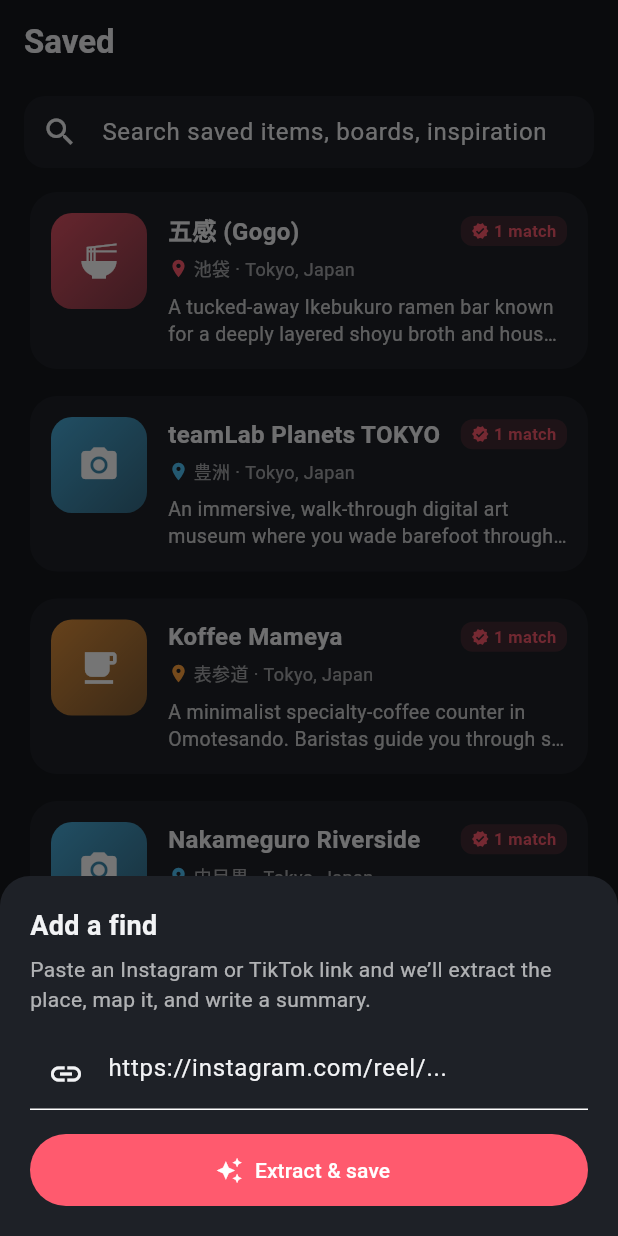
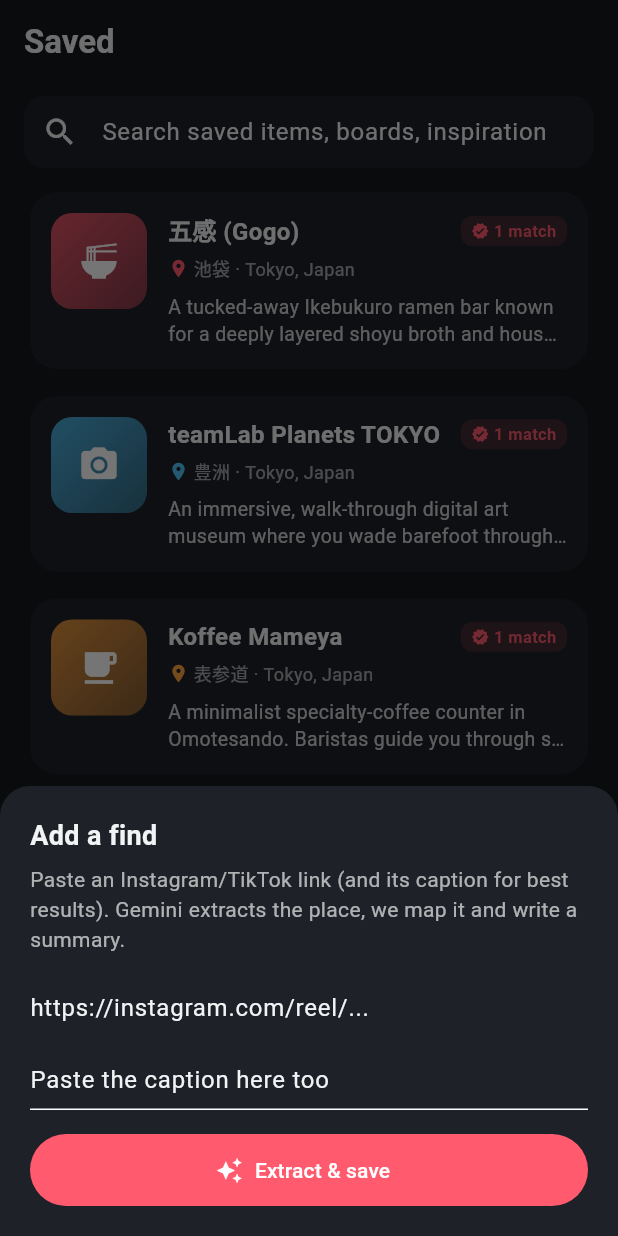
Before and after one commit to daveli07098/cheaptripchip, a Flutter app: the screen it shows after launch, item 2 of the bottom bar chosen, after a tap on "Add a find", on a phone screen of 412 x 824 dp. Run offline on Flutter 3.47's test engine with Material 3 defaults, Android fonts, the phone set to English and light mode, and no system bars; our stand-ins replace flutter_map, latlong2; missing offline and left inert: receive_sharing_intent.

Commit message:
feat: Gemini place extraction + Android share intake
- GeminiService: Dart port of event-calendar AI client (cascade, JSON mode, proxy override)
- GeocodingService (OSM Nominatim) + PlaceExtractor (caption/link -> Place)
- PlaceStore (in-memory) so extracted places appear live on map/feed
- 'Add a find' does real extraction + save with loading/error states
- receive_sharing_intent wired (Android SEND text/* filter); iOS extension TODO
- web target enabled for browser preview; README/CHANGELOG updated

Co-Authored-By: Claude Opus 4.8 (1M context) <noreply@anthropic.com>

````diff
--- /dev/null
+++ b/lib/data/place_store.dart
@@ -0,0 +1,25 @@
+import 'package:flutter/foundation.dart';
+
+import '../models/place.dart';
+import 'mock_data.dart';
+
+/// In-memory runtime store for saved places, seeded from [MockData].
+///
+/// This is runtime STATE (so a newly-extracted place shows up immediately), not
+/// persistence. Saves do not survive an app restart yet — that's the Firebase
+/// layer's job (planned). When Firebase lands, back this store with a Firestore
+/// stream; the screens listen via [ValueListenableBuilder] and won't change.
+class PlaceStore {
+  PlaceStore._();
+  static final PlaceStore instance = PlaceStore._();
+
+  final ValueNotifier<List<Place>> places =
+      ValueNotifier<List<Place>>(List<Place>.from(MockData.places));
+
+  /// Add a newly-saved place to the top of the feed.
+  void add(Place place) {
+    places.value = [place, ...places.value];
+  }
+
+  Place byId(String id) => places.value.firstWhere((p) => p.id == id);
+}
--- a/lib/screens/feed_screen.dart
+++ b/lib/screens/feed_screen.dart
@@ -1,6 +1,6 @@
 import 'package:flutter/material.dart';
 
-import '../data/mock_data.dart';
+import '../data/place_store.dart';
 import '../models/place.dart';
 import '../theme/app_theme.dart';
 import '../widgets/place_card.dart';
@@ -17,10 +17,10 @@ class FeedScreen extends StatefulWidget {
 class _FeedScreenState extends State<FeedScreen> {
   String _query = '';
 
-  List<Place> get _results {
-    if (_query.trim().isEmpty) return MockData.places;
+  List<Place> _filter(List<Place> all) {
+    if (_query.trim().isEmpty) return all;
     final q = _query.toLowerCase();
-    return MockData.places.where((p) {
+    return all.where((p) {
       return p.name.toLowerCase().contains(q) ||
           p.areaLabel.toLowerCase().contains(q) ||
           p.descriptionEn.toLowerCase().contains(q) ||
@@ -30,7 +30,6 @@ class _FeedScreenState extends State<FeedScreen> {
 
   @override
   Widget build(BuildContext context) {
-    final results = _results;
     return Column(
       children: [
         Padding(
@@ -51,9 +50,12 @@ class _FeedScreenState extends State<FeedScreen> {
           ),
         ),
         Expanded(
-          child: results.isEmpty
-              ? const _EmptyState()
-              : ListView.separated(
+          child: ValueListenableBuilder<List<Place>>(
+            valueListenable: PlaceStore.instance.places,
+            builder: (context, all, _) {
+              final results = _filter(all);
+              if (results.isEmpty) return const _EmptyState();
+              return ListView.separated(
                 padding: const EdgeInsets.fromLTRB(16, 0, 16, 24),
                 itemCount: results.length,
                 separatorBuilder: (_, _) => const SizedBox(height: 10),
@@ -61,6 +63,8 @@ class _FeedScreenState extends State<FeedScreen> {
                   place: results[i],
                   onTap: () => PlaceDetailSheet.show(context, results[i]),
                 ),
+              );
+            },
           ),
         ),
       ],
--- a/lib/screens/home_shell.dart
+++ b/lib/screens/home_shell.dart
@@ -1,9 +1,16 @@
+import 'dart:async';
+
+import 'package:flutter/foundation.dart';
 import 'package:flutter/material.dart';
+import 'package:receive_sharing_intent/receive_sharing_intent.dart';
 
+import '../data/place_store.dart';
+import '../services/place_extractor.dart';
 import '../theme/app_theme.dart';
 import 'boards_screen.dart';
 import 'feed_screen.dart';
 import 'map_screen.dart';
+import 'place_detail_sheet.dart';
 
 /// App shell with the Map ⇄ Saved ⇄ Boards triad (ANALYSIS.md §§3,5,6).
 class HomeShell extends StatefulWidget {
@@ -15,19 +22,64 @@ class HomeShell extends StatefulWidget {
 
 class _HomeShellState extends State<HomeShell> {
   int _index = 0;
+  StreamSubscription<List<SharedMediaFile>>? _shareSub;
 
   static const _titles = ['Explore', 'Saved', 'Boards'];
 
+  bool get _shareIntakeSupported =>
+      !kIsWeb &&
+      (defaultTargetPlatform == TargetPlatform.android ||
+          defaultTargetPlatform == TargetPlatform.iOS);
+
+  @override
+  void initState() {
+    super.initState();
+    if (_shareIntakeSupported) _initShareIntake();
+  }
+
+  /// Share-sheet intake (ANALYSIS.md §1): a reel/post shared into the app opens
+  /// the "Add a find" sheet pre-filled with the link. Mobile only.
+  void _initShareIntake() {
+    try {
+      // While the app is running.
+      _shareSub = ReceiveSharingIntent.instance.getMediaStream().listen(
+        _handleShared,
+        onError: (Object e) => debugPrint('share intake error: $e'),
+      );
+      // Cold-start: app launched from a share.
+      ReceiveSharingIntent.instance.getInitialMedia().then((files) {
+        _handleShared(files);
+        ReceiveSharingIntent.instance.reset();
+      }).catchError((Object e) => debugPrint('share intake init error: $e'));
+    } catch (e) {
+      // Native plugin not available (e.g. test harness) — share intake is optional.
+      debugPrint('share intake unavailable: $e');
+    }
+  }
+
+  void _handleShared(List<SharedMediaFile> files) {
+    if (files.isEmpty || !mounted) return;
+    // For text/URL shares the content arrives in `path`.
+    final shared = files
+        .map((f) => f.path)
+        .where((p) => p.trim().isNotEmpty)
+        .join('\n');
+    if (shared.isNotEmpty) _openAddSheet(initialText: shared);
+  }
+
+  @override
+  void dispose() {
+    _shareSub?.cancel();
+    super.dispose();
+  }
+
   @override
   Widget build(BuildContext context) {
-    // The map fills the screen edge-to-edge; Saved/Boards get an app bar.
     final showAppBar = _index != 0;
 
     return Scaffold(
       extendBodyBehindAppBar: !showAppBar,
-      appBar: showAppBar
-          ? AppBar(title: Text(_titles[_index]))
-          : null,
+      appBar: showAppBar ? AppBar(title: Text(_titles[_index])) : null,
       body: IndexedStack(
         index: _index,
         children: const [
@@ -37,7 +89,7 @@ class _HomeShellState extends State<HomeShell> {
         ],
       ),
       floatingActionButton: FloatingActionButton.extended(
-        onPressed: () => _showAddSheet(context),
+        onPressed: () => _openAddSheet(),
         backgroundColor: AppTheme.coral,
         foregroundColor: Colors.white,
         icon: const Icon(Icons.add_link),
@@ -67,14 +119,83 @@ class _HomeShellState extends State<HomeShell> {
     );
   }
 
-  void _showAddSheet(BuildContext context) {
+  void _openAddSheet({String initialText = ''}) {
     showModalBottomSheet(
       context: context,
+      isScrollControlled: true,
       backgroundColor: AppTheme.surface,
       shape: const RoundedRectangleBorder(
         borderRadius: BorderRadius.vertical(top: Radius.circular(20)),
       ),
-      builder: (context) => SafeArea(
+      builder: (context) => Padding(
+        padding: EdgeInsets.only(
+          bottom: MediaQuery.of(context).viewInsets.bottom,
+        ),
+        child: AddFindSheet(initialText: initialText),
+      ),
+    );
+  }
+}
+
+/// The "Add a find" sheet: paste a link or caption → Gemini extraction →
+/// geocode → saved to the store and shown on the map/feed.
+class AddFindSheet extends StatefulWidget {
+  const AddFindSheet({super.key, this.initialText = ''});
+
+  final String initialText;
+
+  @override
+  State<AddFindSheet> createState() => _AddFindSheetState();
+}
+
+class _AddFindSheetState extends State<AddFindSheet> {
+  late final TextEditingController _controller =
+      TextEditingController(text: widget.initialText);
+  final _extractor = PlaceExtractor();
+  bool _busy = false;
+  String? _error;
+
+  @override
+  void dispose() {
+    _controller.dispose();
+    _extractor.dispose();
+    super.dispose();
+  }
+
+  Future<void> _extract() async {
+    final input = _controller.text.trim();
+    if (input.isEmpty) return;
+    setState(() {
+      _busy = true;
+      _error = null;
+    });
+    try {
+      final place = await _extractor.extract(input);
+      PlaceStore.instance.add(place);
+      if (!mounted) return;
+      Navigator.pop(context);
+      // Show the freshly-extracted place.
+      PlaceDetailSheet.show(context, place);
+    } catch (e) {
+      if (!mounted) return;
+      setState(() => _error = _friendly(e));
+    } finally {
+      if (mounted) setState(() => _busy = false);
+    }
+  }
+
+  String _friendly(Object e) {
+    final msg = e.toString();
+    if (msg.contains('GEMINI_API_KEY')) {
+      return 'No Gemini key set. Run with '
+          '--dart-define=GEMINI_API_KEY=your_key to enable extraction.';
+    }
+    return 'Extraction failed: $msg';
+  }
+
+  @override
+  Widget build(BuildContext context) {
+    return SafeArea(
       child: Padding(
         padding: const EdgeInsets.all(20),
         child: Column(
@@ -82,38 +203,46 @@ class _HomeShellState extends State<HomeShell> {
           crossAxisAlignment: CrossAxisAlignment.start,
           children: [
             const Text('Add a find',
-                  style:
-                      TextStyle(fontSize: 18, fontWeight: FontWeight.w700)),
+                style: TextStyle(fontSize: 18, fontWeight: FontWeight.w700)),
             const SizedBox(height: 6),
             Text(
-                'Paste an Instagram or TikTok link and we’ll extract the '
-                'place, map it, and write a summary.',
+              'Paste an Instagram/TikTok link (and its caption for best results). '
+              'Gemini extracts the place, we map it and write a summary.',
               style: TextStyle(
                 color: Colors.white.withValues(alpha: 0.65),
                 height: 1.4,
               ),
             ),
             const SizedBox(height: 16),
-              const TextField(
-                decoration: InputDecoration(
-                  hintText: 'https://instagram.com/reel/...',
-                  prefixIcon: Icon(Icons.link),
+            TextField(
+              controller: _controller,
+              maxLines: 4,
+              minLines: 2,
+              enabled: !_busy,
+              decoration: const InputDecoration(
+                hintText: 'https://instagram.com/reel/...\n\nPaste the caption here too',
+                alignLabelWithHint: true,
               ),
             ),
+            if (_error != null) ...[
+              const SizedBox(height: 10),
+              Text(
+                _error!,
+                style: const TextStyle(color: AppTheme.coral, fontSize: 13),
+              ),
+            ],
             const SizedBox(height: 16),
             FilledButton.icon(
-                onPressed: () {
-                  Navigator.pop(context);
-                  ScaffoldMessenger.of(context).showSnackBar(
-                    const SnackBar(
-                      content: Text(
-                          'Extraction pipeline not wired in this draft yet'),
-                      behavior: SnackBarBehavior.floating,
-                    ),
-                  );
-                },
-                icon: const Icon(Icons.auto_awesome, size: 18),
-                label: const Text('Extract & save'),
+              onPressed: _busy ? null : _extract,
+              icon: _busy
+                  ? const SizedBox(
+                      width: 18,
+                      height: 18,
+                      child: CircularProgressIndicator(
+                          strokeWidth: 2, color: Colors.white),
+                    )
+                  : const Icon(Icons.auto_awesome, size: 18),
+              label: Text(_busy ? 'Extracting…' : 'Extract & save'),
               style: FilledButton.styleFrom(
                 backgroundColor: AppTheme.coral,
                 minimumSize: const Size(double.infinity, 48),
@@ -122,7 +251,6 @@ class _HomeShellState extends State<HomeShell> {
           ],
         ),
       ),
-      ),
     );
   }
 }
--- a/lib/screens/map_screen.dart
+++ b/lib/screens/map_screen.dart
@@ -2,6 +2,7 @@ import 'package:flutter/material.dart';
 import 'package:flutter_map/flutter_map.dart';
 
 import '../data/mock_data.dart';
+import '../data/place_store.dart';
 import '../models/place.dart';
 import '../theme/app_theme.dart';
 import 'place_detail_sheet.dart';
@@ -21,13 +22,13 @@ class _MapScreenState extends State<MapScreen> {
   /// null = "All". Otherwise filter pins to the selected category.
   PlaceCategory? _selected;
 
-  List<Place> get _visible => _selected == null
-      ? MockData.places
-      : MockData.places.where((p) => p.category == _selected).toList();
+  List<Place> _visible(List<Place> all) => _selected == null
+      ? all
+      : all.where((p) => p.category == _selected).toList();
 
-  Map<PlaceCategory, int> get _counts {
+  Map<PlaceCategory, int> _counts(List<Place> all) {
     final map = <PlaceCategory, int>{};
-    for (final p in MockData.places) {
+    for (final p in all) {
       map[p.category] = (map[p.category] ?? 0) + 1;
     }
     return map;
@@ -35,7 +36,11 @@ class _MapScreenState extends State<MapScreen> {
 
   @override
   Widget build(BuildContext context) {
-    return Stack(
+    return ValueListenableBuilder<List<Place>>(
+      valueListenable: PlaceStore.instance.places,
+      builder: (context, all, _) {
+        final visible = _visible(all);
+        return Stack(
       children: [
         FlutterMap(
           mapController: _controller,
@@ -56,7 +61,7 @@ class _MapScreenState extends State<MapScreen> {
             ),
             MarkerLayer(
               markers: [
-                for (final place in _visible)
+                for (final place in visible)
                   Marker(
                     point: place.location,
                     width: 44,
@@ -76,8 +81,8 @@ class _MapScreenState extends State<MapScreen> {
           child: Column(
             children: [
               _CategoryChips(
-                counts: _counts,
-                total: MockData.places.length,
+                counts: _counts(all),
+                total: all.length,
                 selected: _selected,
                 onSelect: (c) => setState(() => _selected = c),
               ),
@@ -85,6 +90,8 @@ class _MapScreenState extends State<MapScreen> {
           ),
         ),
       ],
+        );
+      },
     );
   }
 }
--- /dev/null
+++ b/lib/services/gemini_service.dart
@@ -0,0 +1,184 @@
+import 'dart:convert';
+
+import 'package:http/http.dart' as http;
+
+/// Dart port of the event-calendar Gemini client (`src/lib/ai/client.ts`).
+///
+/// Same shape: direct REST calls to the Generative Language API, JSON mode with
+/// temperature 0 for deterministic extraction, a model cascade that falls
+/// through on transient errors, and lenient JSON parsing of the model output.
+///
+/// Config is read from compile-time `--dart-define`s so no key is hard-coded:
+///   flutter run --dart-define=GEMINI_API_KEY=xxx
+///   flutter run --dart-define=GEMINI_API_KEY=xxx \
+///               --dart-define=GEMINI_BASE_URL=https://your-proxy.workers.dev
+///
+/// SECURITY NOTE: shipping a Gemini key inside a client app exposes it. For
+/// production, point [baseUrl] at YOUR backend/proxy (the same role
+/// `GEMINI_BASE_URL` plays in event-calendar to dodge the HK geo-block) and let
+/// the server hold the real key. This client is wired so that swap is config-only.
+class GeminiService {
+  GeminiService({
+    String? apiKey,
+    String? baseUrl,
+    List<String>? models,
+    http.Client? client,
+  })  : apiKey = apiKey ?? _envApiKey,
+        baseUrl = _trimSlashes(baseUrl ?? _envBaseUrl),
+        models = models ?? defaultModels,
+        _client = client ?? http.Client();
+
+  static const _envApiKey = String.fromEnvironment('GEMINI_API_KEY');
+  static const _envBaseUrl = String.fromEnvironment(
+    'GEMINI_BASE_URL',
+    defaultValue: 'https://generativelanguage.googleapis.com',
+  );
+
+  /// Cascade priority order, mirroring event-calendar's GEMINI_POOL
+  /// (strongest / most-available first). Lite models are cheap fallbacks.
+  static const List<String> defaultModels = [
+    'gemini-3.5-flash',
+    'gemini-3.1-flash-lite',
+    'gemini-3-flash',
+    'gemini-2.5-flash',
+    'gemini-2.5-flash-lite',
+  ];
+
+  final String apiKey;
+  final String baseUrl;
+  final List<String> models;
+  final http.Client _client;
+
+  bool get isConfigured => apiKey.isNotEmpty;
+
+  /// Run a JSON-extraction prompt through the model cascade. Tries each model in
+  /// order; transient failures (429/503/network) fall through to the next.
+  /// Throws if nothing is configured or every model fails.
+  Future<Map<String, dynamic>> extractJson(String prompt) async {
+    if (!isConfigured) {
+      throw StateError(
+        'No GEMINI_API_KEY configured. Pass it via --dart-define=GEMINI_API_KEY=...',
+      );
+    }
+
+    final failures = <String>[];
+    for (final model in models) {
+      try {
+        return await _callJson(prompt, model);
+      } catch (e) {
+        final msg = e.toString();
+        failures.add(msg);
+        if (!_isTransient(msg)) rethrow; // hard error — stop the cascade
+        // transient → try the next model
+      }
+    }
+    final unique = failures.toSet().take(2).join(' | ');
+    throw Exception(unique.isEmpty ? 'All Gemini models failed' : unique);
+  }
+
+  Future<Map<String, dynamic>> _callJson(String prompt, String model) async {
+    final uri = Uri.parse('$baseUrl/v1beta/models/$model:generateContent?key=$apiKey');
+    final body = jsonEncode({
+      'contents': [
+        {
+          'parts': [
+            {'text': prompt}
+          ]
+        }
+      ],
+      // temperature 0 → deterministic extraction (same rationale as the TS client).
+      'generationConfig': {
+        'responseMimeType': 'application/json',
+        'maxOutputTokens': 2048,
+        'temperature': 0,
+      },
+    });
+
+    http.Response? res;
+    for (var attempt = 0; attempt < 2; attempt++) {
+      if (attempt > 0) {
+        await Future<void>.delayed(const Duration(seconds: 2));
+      }
+      res = await _client
+          .post(uri, headers: {'Content-Type': 'application/json'}, body: body)
+          .timeout(const Duration(seconds: 30));
+      if (res.statusCode == 200 || res.statusCode != 503) break;
+    }
+
+    if (res == null || res.statusCode != 200) {
+      // Surface the API's own message (e.g. "User location is not supported")
+      // so cascade failures are diagnosable, not just status codes.
+      var detail = '';
+      try {
+        final err = jsonDecode(res?.body ?? '') as Map<String, dynamic>;
+        final m = (err['error'] as Map?)?['message'];
+        if (m is String) detail = ' — $m';
+      } catch (_) {/* non-JSON error body */}
+      throw Exception('Gemini API error: ${res?.statusCode ?? 'unknown'}$detail');
+    }
+
+    final data = jsonDecode(res.body) as Map<String, dynamic>;
+    final raw = _firstText(data) ?? '{}';
+    return parseJsonLoose(raw);
+  }
+
+  String? _firstText(Map<String, dynamic> data) {
+    final candidates = data['candidates'];
+    if (candidates is List && candidates.isNotEmpty) {
+      final parts = (candidates.first as Map)['content']?['parts'];
+      if (parts is List && parts.isNotEmpty) {
+        return (parts.first as Map)['text'] as String?;
+      }
+    }
+    return null;
+  }
+
+  void dispose() => _client.close();
+
+  // --- helpers (ports of parseJsonLoose / isTransientAiError) ---
+
+  /// Lenient JSON parse for LLM output: strips code fences, extracts the
+  /// outermost {...}, and salvages a truncated object.
+  static Map<String, dynamic> parseJsonLoose(String raw) {
+    final cleaned = raw.replaceAll(RegExp(r'```json\n?|```'), '').trim();
+    Map<String, dynamic>? tryParse(String s) {
+      try {
+        final v = jsonDecode(s);
+        return v is Map<String, dynamic> ? v : null;
+      } catch (_) {
+        return null;
+      }
+    }
+
+    final direct = tryParse(cleaned);
+    if (direct != null) return direct;
+
+    final first = cleaned.indexOf('{');
+    final last = cleaned.lastIndexOf('}');
+    if (first != -1 && last > first) {
+      final block = tryParse(cleaned.substring(first, last + 1));
+      if (block != null) return block;
+    }
+
+    final salvaged =
+        cleaned.replaceAll(RegExp(r',\s*$'), '') + (cleaned.contains('{') ? '}' : '');
+    return tryParse(salvaged) ?? <String, dynamic>{};
+  }
+
+  /// Transient/provider-level failures that should fall through to the next model.
+  static bool _isTransient(String msg) {
+    final m = msg.toLowerCase();
+    return m.contains('400') ||
+        m.contains('429') ||
+        m.contains('503') ||
+        m.contains('404') ||
+        m.contains('failed') ||
+        m.contains('socket') ||
+        m.contains('timeout') ||
+        m.contains('timed out') ||
+        m.contains('network') ||
+        m.contains('connection');
+  }
+
+  static String _trimSlashes(String s) => s.replaceAll(RegExp(r'/+$'), '');
+}
--- /dev/null
+++ b/lib/services/place_extractor.dart
@@ -0,0 +1,124 @@
+import 'package:latlong2/latlong.dart';
+
+import '../data/mock_data.dart';
+import '../models/place.dart';
+import 'gemini_service.dart';
+import 'geocoding_service.dart';
+
+/// Turns a shared caption / link into a structured [Place] (ANALYSIS.md §2).
+///
+/// Pipeline: Gemini extracts the fields from text → Nominatim resolves the
+/// address to coordinates. The AI-extraction half mirrors event-calendar's
+/// JSON-mode prompt + lenient parse.
+///
+/// NOTE: a bare IG/TikTok URL can't be read client-side (CORS/auth). For best
+/// results paste the caption text too; full URL ingestion belongs on the
+/// backend (fetch page → feed text to this same prompt).
+class PlaceExtractor {
+  PlaceExtractor({GeminiService? gemini, GeocodingService? geocoder})
+      : _gemini = gemini ?? GeminiService(),
+        _geocoder = geocoder ?? GeocodingService();
+
+  final GeminiService _gemini;
+  final GeocodingService _geocoder;
+
+  bool get isConfigured => _gemini.isConfigured;
+
+  Future<Place> extract(String input) async {
+    final json = await _gemini.extractJson(_prompt(input));
+
+    final name = _str(json['name'], fallback: 'Untitled place');
+    final address = _str(json['address']);
+    final areaLabel = _str(json['areaLabel']);
+    final region = _str(json['region'], fallback: 'Unknown');
+
+    // Prefer model-provided coords; otherwise geocode the address/name.
+    LatLng? loc = _coords(json['latitude'], json['longitude']);
+    var confident = loc != null;
+    loc ??= await _geocoder.geocode(
+      address.isNotEmpty ? address : '$name $region',
+    );
+    final resolved = loc ?? MockData.tokyoCenter; // last-resort default
+
+    return Place(
+      id: 'gx${DateTime.now().millisecondsSinceEpoch}',
+      name: name,
+      areaLabel: areaLabel.isNotEmpty ? areaLabel : region,
+      region: region,
+      category: _category(_str(json['category'])),
+      location: resolved,
+      descriptionEn: _str(json['descriptionEn'],
+          fallback: 'No description extracted.'),
+      originalCaption: _str(json['originalCaption'], fallback: input),
+      address: address,
+      hours: _str(json['hours'], fallback: 'Hours unknown'),
+      sourceHandle: _str(json['sourceHandle'], fallback: '@unknown'),
+      sourcePlatform: _platform(_str(json['sourcePlatform'])),
+      award: _nullableStr(json['award']),
+      matchConfident: confident || loc != null,
+    );
+  }
+
+  String _prompt(String input) => '''
+You extract a single travel place from a social-media post (Instagram/TikTok).
+Return ONLY a JSON object, no prose, with these keys:
+- name: place name, keep the original language (e.g. "五感 (Gogo)")
+- areaLabel: short neighbourhood/area tag (e.g. "池袋")
+- region: "City, Country" (e.g. "Tokyo, Japan")
+- category: one of restaurant, food, sightseeing, shopping, stay, nightlife
+- latitude: number or null if unknown
+- longitude: number or null if unknown
+- descriptionEn: a 1-2 sentence English summary
+- originalCaption: the original caption text, language preserved
+- address: full street address, original language if applicable
+- hours: opening hours if mentioned, else ""
+- sourceHandle: the author handle if present (e.g. "@rame.nbon"), else ""
+- sourcePlatform: "instagram" or "tiktok"
+- award: any award/recognition mentioned (e.g. "Michelin Bib Gourmand"), else null
+
+If a value is unknown, use "" (or null for latitude/longitude/award).
+
+POST CONTENT:
+$input
+''';
+
+  // --- coercion helpers (LLM output is untrusted) ---
+
+  String _str(Object? v, {String fallback = ''}) {
+    if (v == null) return fallback;
+    final s = v.toString().trim();
+    return s.isEmpty || s.toLowerCase() == 'null' ? fallback : s;
+  }
+
+  String? _nullableStr(Object? v) {
+    final s = _str(v);
+    return s.isEmpty ? null : s;
+  }
+
+  LatLng? _coords(Object? lat, Object? lng) {
+    final a = lat is num ? lat.toDouble() : double.tryParse('$lat');
+    final b = lng is num ? lng.toDouble() : double.tryParse('$lng');
+    if (a == null || b == null) return null;
+    if (a == 0 && b == 0) return null; // common "unknown" sentinel
+    return LatLng(a, b);
+  }
+
+  PlaceCategory _category(String raw) {
+    final v = raw.toLowerCase();
+    return PlaceCategory.values.firstWhere(
+      (c) => c.name == v,
+      orElse: () => PlaceCategory.food,
+    );
+  }
+
+  SourcePlatform _platform(String raw) {
+    return raw.toLowerCase().contains('tik')
+        ? SourcePlatform.tiktok
+        : SourcePlatform.instagram;
+  }
+
+  void dispose() {
+    _gemini.dispose();
+    _geocoder.dispose();
+  }
+}
--- a/pubspec.yaml
+++ b/pubspec.yaml
@@ -37,6 +37,8 @@ dependencies:
   flutter_map: ^8.3.0
   latlong2: ^0.9.1
   url_launcher: ^6.3.2
+  http: ^1.6.0
+  receive_sharing_intent: ^1.8.1
 
 dev_dependencies:
   flutter_test:
````
Also changed, not shown: lib/services/geocoding_service.dart (added, +42 -0 lines), pubspec.lock, 11 other files. Lines whose indentation alone changed are shown as unchanged.
